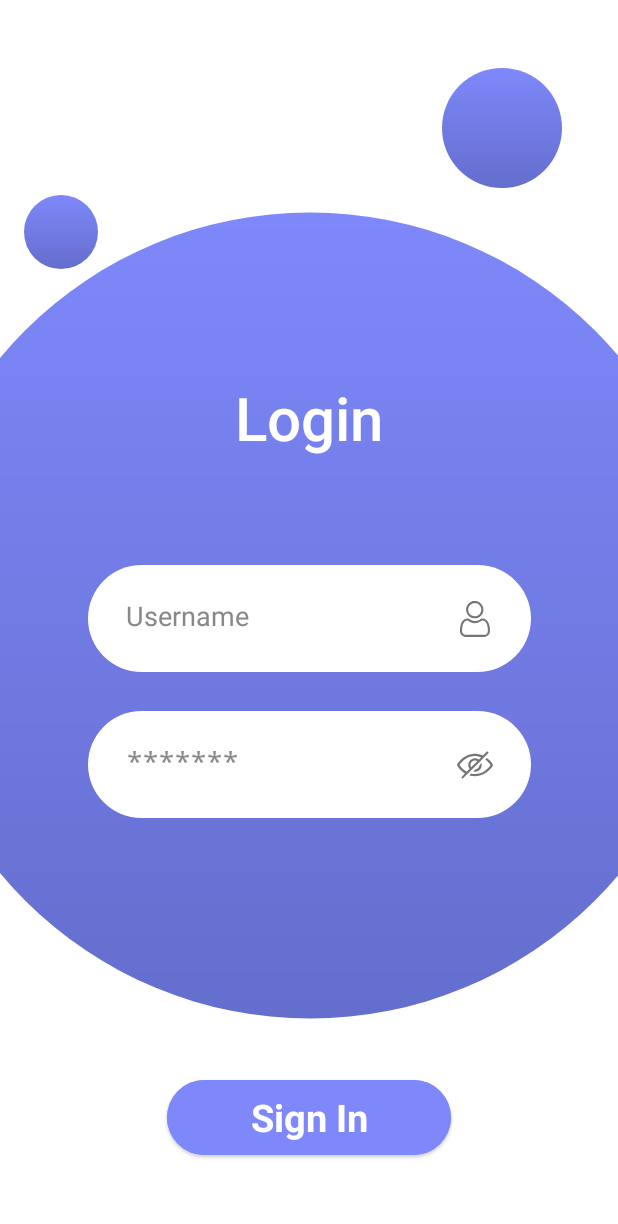
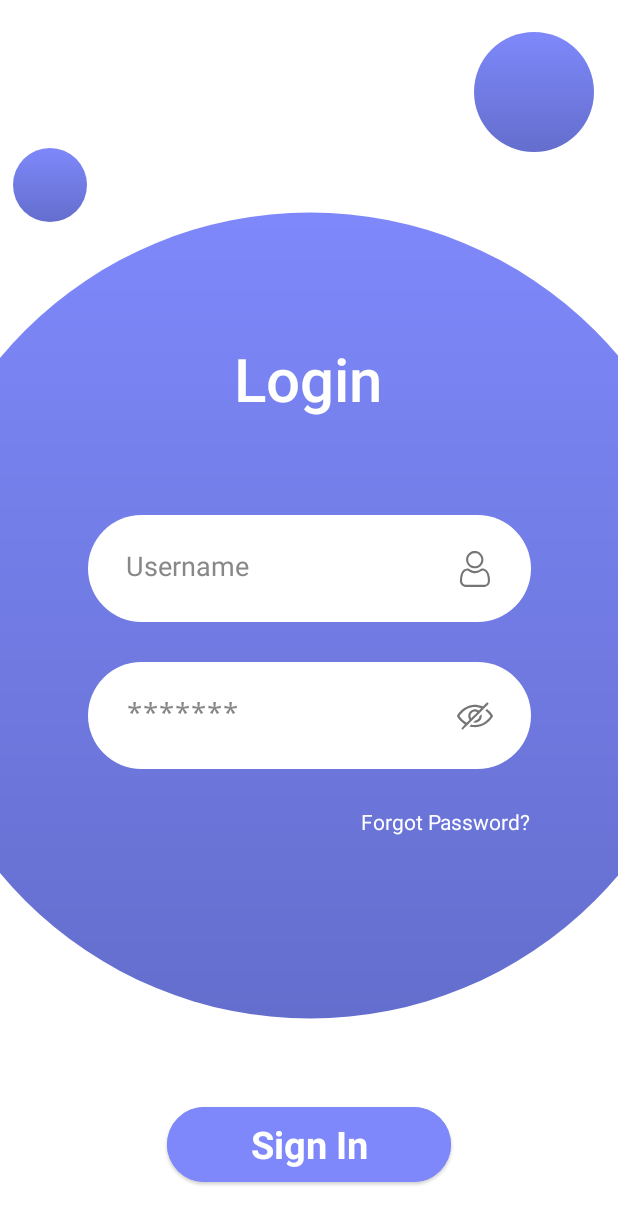
Before and after one commit to AlexGameDev07/Emulador_20230205_Hector, an Android app: the layout activity_login.xml on its own in the app's theme, with its tools: preview values and no code run, on a phone screen of 412 x 824 dp. Shown: the top 1224 px of the screen. Run offline under Robolectric (Android 15) with nearby library versions, the phone set to English and light mode, and no system bars.

Commit message:
third commit

```diff
--- a/app/src/main/AndroidManifest.xml
+++ b/app/src/main/AndroidManifest.xml
@@ -13,19 +13,18 @@
         android:theme="@style/Theme.Emulador_20230205_Hector"
         tools:targetApi="31">
         <activity
-            android:name=".Activity_Login"
-            android:exported="true" >
-        <intent-filter>
-            <action android:name="android.intent.action.MAIN" />
-
-            <category android:name="android.intent.category.LAUNCHER" />
-        </intent-filter>
-    </activity>
+            android:name=".Login"
+            android:exported="false"/>
 
         <activity
             android:name=".MainActivity"
-            android:exported="false"
-            android:label="@string/app_name"/>
+            android:exported="true">
+            <intent-filter>
+                <action android:name="android.intent.action.MAIN" />
+
+                <category android:name="android.intent.category.LAUNCHER" />
+            </intent-filter>
+        </activity>
 
     </application>
 
--- a/app/src/main/java/alejandro/murcia/emulador_20230205_hector/Activity_Login.kt
+++ b/app/src/main/java/alejandro/murcia/emulador_20230205_hector/Login.kt
@@ -10,7 +10,7 @@ import androidx.appcompat.app.AppCompatActivity
 import androidx.core.view.ViewCompat
 import androidx.core.view.WindowInsetsCompat
 
-class Activity_Login : AppCompatActivity() {
+class Login : AppCompatActivity() {
     override fun onCreate(savedInstanceState: Bundle?) {
         super.onCreate(savedInstanceState)
         enableEdgeToEdge()
--- a/app/src/main/res/drawable/circle.xml
+++ /dev/null
@@ -1,18 +0,0 @@
-<shape xmlns:android="http://schemas.android.com/apk/res/android"
-    android:shape="oval">
-
-    <size
-        android:height="500dp"
-        android:width="500dp"/>
-
-    <gradient
-
-        android:angle="@integer/material_motion_duration_short_2"
-        android:endColor="#646ecd"
-
-        android:startColor="#7e88fa"
-        android:type="linear"
-        />
-
-
-</shape>
--- /dev/null
+++ b/app/src/main/res/drawable/circulo.xml
@@ -0,0 +1,22 @@
+<?xml version="1.0" encoding="utf-8"?>
+    <shape xmlns:android="http://schemas.android.com/apk/res/android"
+        android:shape="oval">
+
+        <size
+            android:height="500dp"
+            android:width="500dp"/>
+
+        <gradient
+
+            android:angle="@integer/material_motion_duration_short_2"
+            android:endColor="#646ecd"
+
+            android:startColor="#7e88fa"
+            android:type="linear"
+            />
+
+        <stroke
+            android:width="0dp"
+            android:color="#646ecd"/>
+
+    </shape>
--- a/app/src/main/res/layout/activity_login.xml
+++ b/app/src/main/res/layout/activity_login.xml
@@ -5,8 +5,7 @@
     android:id="@+id/main"
     android:layout_width="match_parent"
     android:layout_height="match_parent"
-    tools:context=".Activity_Login">
-
+    tools:context=".Login">
 
     <ImageView
         android:id="@+id/imageView1"
@@ -17,7 +16,7 @@
         app:layout_constraintStart_toStartOf="parent"
         app:layout_constraintTop_toTopOf="parent"
         app:layout_constraintVertical_bias="0.494"
-        app:srcCompat="@drawable/circle" />
+        app:srcCompat="@drawable/circulo" />
 
     <ImageView
         android:id="@+id/imageView2"
@@ -25,11 +24,11 @@
         android:layout_height="88dp"
         app:layout_constraintBottom_toBottomOf="parent"
         app:layout_constraintEnd_toEndOf="parent"
-        app:layout_constraintHorizontal_bias="0.888"
+        app:layout_constraintHorizontal_bias="0.951"
         app:layout_constraintStart_toStartOf="parent"
         app:layout_constraintTop_toTopOf="parent"
-        app:layout_constraintVertical_bias="0.056"
-        app:srcCompat="@drawable/circle" />
+        app:layout_constraintVertical_bias="0.024"
+        app:srcCompat="@drawable/circulo" />
 
     <ImageView
         android:id="@+id/imageView3"
@@ -37,17 +36,15 @@
         android:layout_height="56dp"
         app:layout_constraintBottom_toBottomOf="parent"
         app:layout_constraintEnd_toEndOf="parent"
-        app:layout_constraintHorizontal_bias="0.044"
+        app:layout_constraintHorizontal_bias="0.024"
         app:layout_constraintStart_toStartOf="parent"
         app:layout_constraintTop_toTopOf="parent"
-        app:layout_constraintVertical_bias="0.165"
-        app:srcCompat="@drawable/circle" />
+        app:layout_constraintVertical_bias="0.124"
+        app:srcCompat="@drawable/circulo" />
 
     <Button
         android:id="@+id/btnLogin"
         style="@style/Widget.Material3.Button.ElevatedButton"
-        android:textSize="25dp"
-        android:textStyle="bold"
         android:layout_width="189dp"
         android:layout_height="58dp"
         android:backgroundTint="#7e88fa"
@@ -55,11 +52,13 @@
         android:text="Sign In"
         android:textAppearance="@style/TextAppearance.AppCompat.Body1"
         android:textColor="@color/white"
+        android:textSize="25dp"
+        android:textStyle="bold"
         app:layout_constraintBottom_toBottomOf="parent"
         app:layout_constraintEnd_toEndOf="parent"
         app:layout_constraintStart_toStartOf="parent"
         app:layout_constraintTop_toTopOf="parent"
-        app:layout_constraintVertical_bias="0.935" />
+        app:layout_constraintVertical_bias="0.958" />
 
     <EditText
         android:id="@+id/txtUser"
@@ -75,7 +74,8 @@
         app:layout_constraintBottom_toBottomOf="parent"
         app:layout_constraintEnd_toEndOf="parent"
         app:layout_constraintStart_toStartOf="parent"
-        app:layout_constraintTop_toTopOf="parent" />
+        app:layout_constraintTop_toTopOf="parent"
+        app:layout_constraintVertical_bias="0.456" />
 
     <EditText
         android:id="@+id/txtPass"
@@ -83,16 +83,16 @@
         android:layout_height="71dp"
         android:background="@drawable/redondo"
         android:drawableEnd="@drawable/ic_pass_login"
+        android:fontFamily="monospace"
+
         android:hint="*******"
-
-        android:fontFamily="monospace"
         android:padding="25dp"
         android:textColorHint="#888888"
         app:layout_constraintBottom_toBottomOf="parent"
         app:layout_constraintEnd_toEndOf="parent"
         app:layout_constraintStart_toStartOf="parent"
         app:layout_constraintTop_toTopOf="parent"
-        app:layout_constraintVertical_bias="0.63" />
+        app:layout_constraintVertical_bias="0.586" />
 
     <TextView
         android:id="@+id/textView"
@@ -104,9 +104,10 @@
         android:textSize="40dp"
         app:layout_constraintBottom_toBottomOf="parent"
         app:layout_constraintEnd_toEndOf="parent"
+        app:layout_constraintHorizontal_bias="0.498"
         app:layout_constraintStart_toStartOf="parent"
         app:layout_constraintTop_toTopOf="parent"
-        app:layout_constraintVertical_bias="0.326" />
+        app:layout_constraintVertical_bias="0.293" />
 
     <TextView
         android:id="@+id/textView2"
@@ -114,6 +115,11 @@
         android:layout_height="wrap_content"
         android:text="Forgot Password?"
         android:textColor="#FFFFFF"
-        tools:layout_editor_absoluteX="240dp"
-        tools:layout_editor_absoluteY="576dp" />
+        app:layout_constraintBottom_toBottomOf="parent"
+        app:layout_constraintEnd_toEndOf="parent"
+        app:layout_constraintHorizontal_bias="0.805"
+        app:layout_constraintStart_toStartOf="parent"
+        app:layout_constraintTop_toTopOf="parent"
+        app:layout_constraintVertical_bias="0.669"
+        tools:ignore="MissingConstraints" />
 </androidx.constraintlayout.widget.ConstraintLayout>
```
